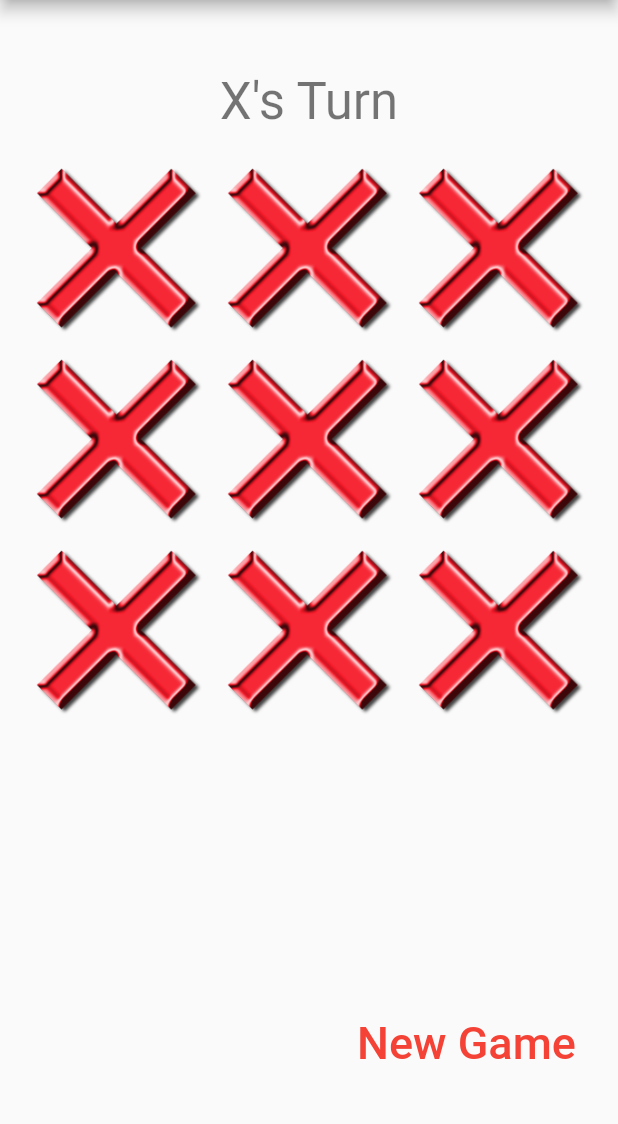
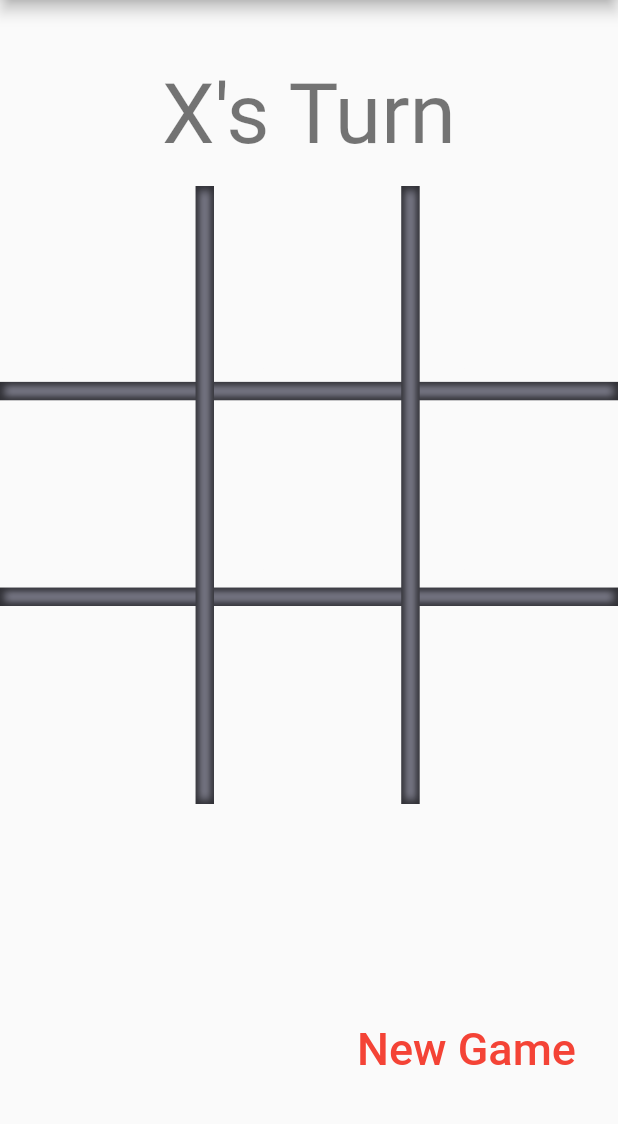
Before and after one commit to CSSE490-Flutter-Winter-2022-2023/Tic-Tac-Toe-App, a Flutter app: the screen it shows after launch, on a phone screen of 412 x 824 dp, the part 84-1208 px from its top. Run offline on Flutter 3.47's test engine with Material 2 defaults, Android fonts, the phone set to English and light mode, and no system bars; missing offline and left inert: test.

Commit message:
finished ttt posted to the web

```diff
--- a/tic_tac_toe/lib/main.dart
+++ b/tic_tac_toe/lib/main.dart
@@ -52,11 +52,19 @@ class _MyHomePageState extends State<MyHomePage> {
   Widget build(BuildContext context) {
     final buttons = <Widget>[];
     for (var k = 0; k < 9; k++) {
+      var filename = "blank.png";
+      if (game.board[k] == TicTacToeMark.x) {
+        filename = "x.png";
+      } else if (game.board[k] == TicTacToeMark.o) {
+        filename = "o.png";
+      }
       buttons.add(InkWell(
         onTap: () {
-          print("You clicked $k");
+          setState(() {
+            game.pressedSquare(k);
+          });
         },
-        child: Image.asset("assets/images/x.png"),
+        child: Image.asset("assets/images/$filename"),
       ));
 
       // ElevatedButton(
@@ -91,21 +99,28 @@ class _MyHomePageState extends State<MyHomePage> {
             children: <Widget>[
               Text(
                 gameStateString,
-                style: Theme.of(context).textTheme.headline4,
+                style: Theme.of(context).textTheme.headline2,
+              ),
+              const SizedBox(
+                height: 15.0,
               ),
               Flexible(
                 fit: FlexFit.tight,
                 flex: 4,
-                child: GridView.count(
-                  // childAspectRatio: 2 / 3,
-
-                  primary: false,
-                  physics: const NeverScrollableScrollPhysics(),
-                  padding: const EdgeInsets.all(20),
-                  crossAxisSpacing: 10,
-                  mainAxisSpacing: 10,
-                  crossAxisCount: 3,
-                  children: buttons,
+                child: Stack(
+                  // fit: StackFit.expand,
+                  children: [
+                    Image.asset("assets/images/board.png"),
+                    GridView.count(
+                      primary: false,
+                      physics: const NeverScrollableScrollPhysics(),
+                      padding: const EdgeInsets.all(20),
+                      crossAxisSpacing: 30,
+                      mainAxisSpacing: 30,
+                      crossAxisCount: 3,
+                      children: buttons,
+                    ),
+                  ],
                 ),
               ),
               Flexible(
```
Also changed, not shown: tic_tac_toe/firebase.json (added), 2 other files.
